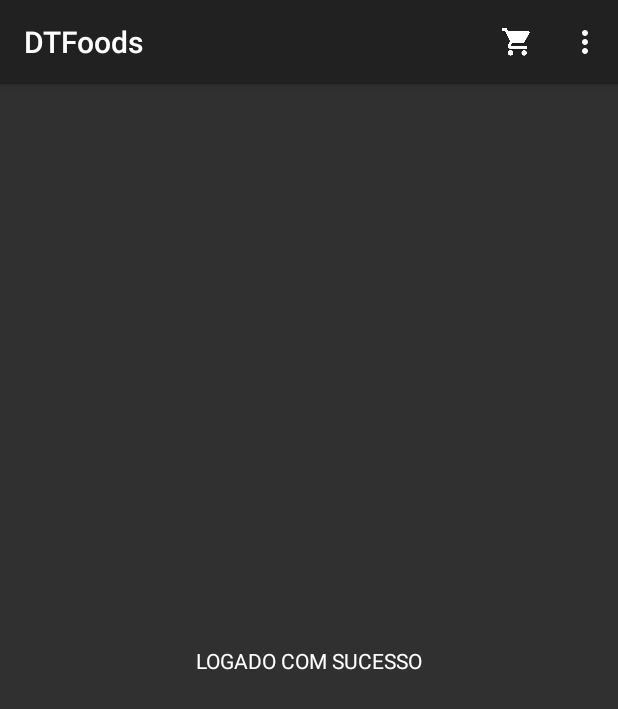
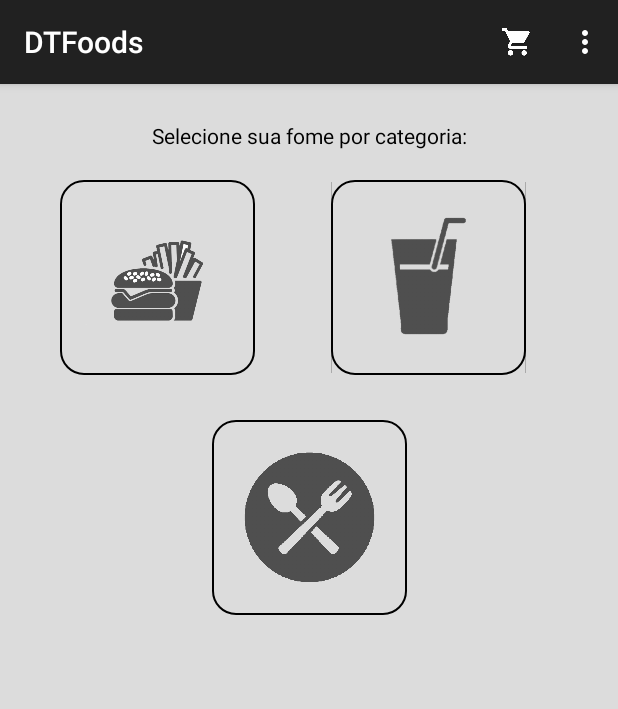
Before and after one commit to f4r0fA/ProjectDigTech, an Android app: the screen it shows after launch once a user with an empty profile is signed in (TelaPrincipal), on a phone screen of 412 x 824 dp. Shown: the top 709 px of the screen. Run offline under Robolectric (Android 15) with nearby library versions, the phone set to English and light mode, and no system bars; our stand-ins replace Firebase (no records; nobody signed in at launch, a user with empty details on screens opened directly).

Commit message:
Implementacao de categoria

```diff
--- a/app/src/main/AndroidManifest.xml
+++ b/app/src/main/AndroidManifest.xml
@@ -23,7 +23,7 @@
             android:name=".TelaPrincipal"
             android:theme="@style/Theme.AppCompat.DayNight.DarkActionBar" />
         <activity android:name=".TelaRegistro" />
-        <activity android:name=".SenhaActivity"></activity>
+        <activity android:name=".TelaReSenha"></activity>
     </application>
 
 </manifest>
--- a/app/src/main/java/com/example/yuri/projectdigtech/TelaLogin.java
+++ b/app/src/main/java/com/example/yuri/projectdigtech/TelaLogin.java
@@ -98,7 +98,7 @@ public class TelaLogin extends AppCompatActivity {
         forgotpassword.setOnClickListener(new View.OnClickListener() {
             @Override
             public void onClick(View v) {
-                startActivity(new Intent (TelaLogin.this, SenhaActivity.class));
+                startActivity(new Intent (TelaLogin.this, TelaReSenha.class));
             }
         });
 
@@ -116,7 +116,7 @@ public class TelaLogin extends AppCompatActivity {
                         startActivity(new Intent(TelaLogin.this, TelaPrincipal.class));
                         Toast.makeText(TelaLogin.this, "Ebaaa, Logado com sucesso!", Toast.LENGTH_SHORT).show();
                     }else{
-                        tvinfo.setText("Tentativas Restantes: " + String.valueOf(contador));;
+                        tvinfo.setText("Tentativas Restantes: "+ String.valueOf(contador));
                         Toast.makeText(TelaLogin.this, "Usuário ou senha incorretos.", Toast.LENGTH_SHORT).show();
                         contador--;
                         if(contador==0){
--- a/app/src/main/java/com/example/yuri/projectdigtech/SenhaActivity.java
+++ b/app/src/main/java/com/example/yuri/projectdigtech/TelaReSenha.java
@@ -1,6 +1,5 @@
 package com.example.yuri.projectdigtech;
 
-import android.annotation.SuppressLint;
 import android.content.Intent;
 import android.support.annotation.NonNull;
 import android.support.v7.app.AppCompatActivity;
@@ -14,7 +13,7 @@ import com.google.android.gms.tasks.OnCompleteListener;
 import com.google.android.gms.tasks.Task;
 import com.google.firebase.auth.FirebaseAuth;
 
-public class SenhaActivity extends AppCompatActivity {
+public class TelaReSenha extends AppCompatActivity {
 
     private EditText SenhaEmail;
     private Button ResetSenha;
@@ -36,17 +35,17 @@ public class SenhaActivity extends AppCompatActivity {
                 String useremail = SenhaEmail.getText().toString().trim();
 
                 if(useremail.equals("")){
-                    Toast.makeText(SenhaActivity.this, "Por Gentileza, entre com um email.", Toast.LENGTH_SHORT).show() ;
+                    Toast.makeText(TelaReSenha.this, "Entre com um email.", Toast.LENGTH_SHORT).show() ;
                 }else{
                     firebaseAuth.sendPasswordResetEmail(useremail).addOnCompleteListener(new OnCompleteListener<Void>() {
                         @Override
                         public void onComplete(@NonNull Task<Void> task) {
                             if(task.isSuccessful()){
-                                Toast.makeText(SenhaActivity.this, "Email enviado para o endereço correspondido", Toast.LENGTH_SHORT).show();
+                                Toast.makeText(TelaReSenha.this, "Email enviado para o endereço correspondente", Toast.LENGTH_LONG).show();
                                 finish();
-                                startActivity(new Intent(SenhaActivity.this, TelaLogin.class));
+                                startActivity(new Intent(TelaReSenha.this, TelaLogin.class));
                             }else{
-                                Toast.makeText(SenhaActivity.this, "Entre com um endereço Registrado", Toast.LENGTH_SHORT).show();
+                                Toast.makeText(TelaReSenha.this, "Entre com um endereço valido", Toast.LENGTH_SHORT).show();
                             }
                         }
                     });
--- /dev/null
+++ b/app/src/main/res/drawable/buttons.xml
@@ -0,0 +1,9 @@
+<?xml version="1.0" encoding="utf-8"?>
+<selector xmlns:android="http://schemas.android.com/apk/res/android">
+        <item>
+            <shape android:shape="rectangle"  >
+                <corners android:radius="15dip" />
+                <stroke android:width="1dp" android:color="#000000" />
+            </shape>
+        </item>
+    </selector>
--- a/app/src/main/res/layout/activity_senha.xml
+++ b/app/src/main/res/layout/activity_senha.xml
@@ -5,7 +5,7 @@
     android:layout_width="match_parent"
     android:layout_height="match_parent"
     android:background="@drawable/gradient_1"
-    tools:context=".SenhaActivity">
+    tools:context=".TelaReSenha">
 
     <EditText
         android:id="@+id/etSenhaEmail"
--- a/app/src/main/res/layout/activity_tela_principal.xml
+++ b/app/src/main/res/layout/activity_tela_principal.xml
@@ -4,25 +4,74 @@
     xmlns:tools="http://schemas.android.com/tools"
     android:layout_width="match_parent"
     android:layout_height="match_parent"
-    android:background="#303030"
+    android:background="#DCDCDC"
     tools:context=".TelaPrincipal">
+
+    <ImageButton
+        android:id="@+id/imageButton2"
+        android:layout_width="130dp"
+        android:layout_height="130dp"
+        android:layout_marginStart="40dp"
+        android:layout_marginLeft="40dp"
+        android:layout_marginTop="64dp"
+        android:adjustViewBounds="true"
+        android:background="@drawable/buttons"
+        android:scaleType="centerInside"
+        app:layout_constraintStart_toStartOf="parent"
+        app:layout_constraintTop_toTopOf="parent"
+        app:srcCompat="@drawable/burgerefritas" />
+
+    <ImageButton
+        android:id="@+id/imageButton3"
+        android:layout_width="130dp"
+        android:layout_height="130dp"
+        android:layout_marginStart="8dp"
+        android:layout_marginLeft="8dp"
+        android:layout_marginTop="64dp"
+        android:layout_marginEnd="40dp"
+        android:layout_marginRight="40dp"
+        android:background="@drawable/buttons"
+        android:scaleType="centerInside"
+        app:layout_constraintEnd_toEndOf="parent"
+        app:layout_constraintHorizontal_bias="0.666"
+        app:layout_constraintStart_toEndOf="@+id/imageButton2"
+        app:layout_constraintTop_toTopOf="parent"
+        app:srcCompat="@drawable/soda" />
+
+    <ImageButton
+        android:id="@+id/imageButton4"
+        android:layout_width="130dp"
+        android:layout_height="130dp"
+        android:layout_marginStart="8dp"
+        android:layout_marginLeft="8dp"
+        android:layout_marginTop="224dp"
+        android:layout_marginEnd="8dp"
+        android:layout_marginRight="8dp"
+        android:layout_marginBottom="8dp"
+        android:background="@drawable/buttons"
+        android:scaleType="centerInside"
+        app:layout_constraintBottom_toBottomOf="parent"
+        app:layout_constraintEnd_toEndOf="parent"
+        app:layout_constraintStart_toStartOf="parent"
+        app:layout_constraintTop_toTopOf="parent"
+        app:layout_constraintVertical_bias="0.0"
+        app:srcCompat="@drawable/prato" />
 
     <TextView
         android:id="@+id/textView"
-        android:layout_width="231dp"
-        android:layout_height="143dp"
+        android:layout_width="wrap_content"
+        android:layout_height="23dp"
         android:layout_marginStart="8dp"
         android:layout_marginLeft="8dp"
         android:layout_marginTop="8dp"
         android:layout_marginEnd="8dp"
         android:layout_marginRight="8dp"
         android:layout_marginBottom="8dp"
-        android:text="LOGADO COM SUCESSO"
-        android:textColor="@android:color/white"
-        android:gravity="center"
-        app:layout_constraintBottom_toBottomOf="parent"
+        android:text="Selecione sua fome por categoria:"
+        android:textColor="@android:color/black"
+        app:layout_constraintBottom_toTopOf="@+id/imageButton4"
         app:layout_constraintEnd_toEndOf="parent"
         app:layout_constraintStart_toStartOf="parent"
-        app:layout_constraintTop_toTopOf="parent" />
-
+        app:layout_constraintTop_toTopOf="parent"
+        app:layout_constraintVertical_bias="0.091" />
 </android.support.constraint.ConstraintLayout>
```
Also changed, not shown: app/src/main/res/drawable/burgerefritas.png (added), app/src/main/res/drawable/iconescomidas/burger e fritas.png (added), app/src/main/res/drawable/prato.png (added), app/src/main/res/drawable/soda.png (added).
